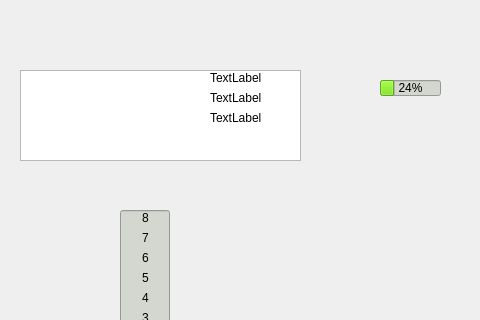
Above: mainwindow.ui from jasonv94/COMP3004-Project before the change; both pictures show x 200 to 680 and y 0 to 320 of the 1000 by 500 pixel window. Below: the same form after it.
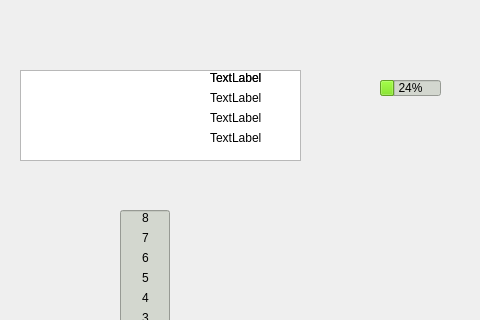
That is the form after the change. Icons and pictures are not drawn.

Commit message: added custom time, and record abilities, and minor menu updates

```diff
--- a/mainwindow.ui
+++ b/mainwindow.ui
@@ -242,7 +242,6 @@
      <font>
       <family>Noto Sans Adlam Unjoined</family>
       <pointsize>7</pointsize>
-      <weight>75</weight>
       <bold>true</bold>
      </font>
     </property>
@@ -1043,7 +1042,6 @@
      <font>
       <family>Noto Sans Adlam Unjoined</family>
       <pointsize>7</pointsize>
-      <weight>75</weight>
       <bold>true</bold>
      </font>
     </property>
@@ -1067,6 +1065,35 @@
      <string>CLEAR ALL</string>
     </property>
    </widget>
+   <widget class="QLabel" name="customTimeLabel">
+    <property name="geometry">
+     <rect>
+      <x>410</x>
+      <y>70</y>
+      <width>60</width>
+      <height>16</height>
+     </rect>
+    </property>
+    <property name="layoutDirection">
+     <enum>Qt::LeftToRight</enum>
+    </property>
+    <property name="text">
+     <string>TextLabel</string>
+    </property>
+   </widget>
+   <widget class="QLabel" name="recordLabel">
+    <property name="geometry">
+     <rect>
+      <x>410</x>
+      <y>130</y>
+      <width>60</width>
+      <height>16</height>
+     </rect>
+    </property>
+    <property name="text">
+     <string>TextLabel</string>
+    </property>
+   </widget>
    <zorder>rmb</zorder>
    <zorder>menuWidget</zorder>
    <zorder>upButton</zorder>
@@ -1100,6 +1127,8 @@
    <zorder>batteryBox</zorder>
    <zorder>connectionBox</zorder>
    <zorder>clearButton</zorder>
+   <zorder>customTimeLabel</zorder>
+   <zorder>recordLabel</zorder>
   </widget>
   <widget class="QMenuBar" name="menubar">
    <property name="geometry">
@@ -1107,7 +1136,7 @@
      <x>0</x>
      <y>0</y>
      <width>1000</width>
-     <height>24</height>
+     <height>22</height>
     </rect>
    </property>
   </widget>
```
The commit also changes 1 other file.
